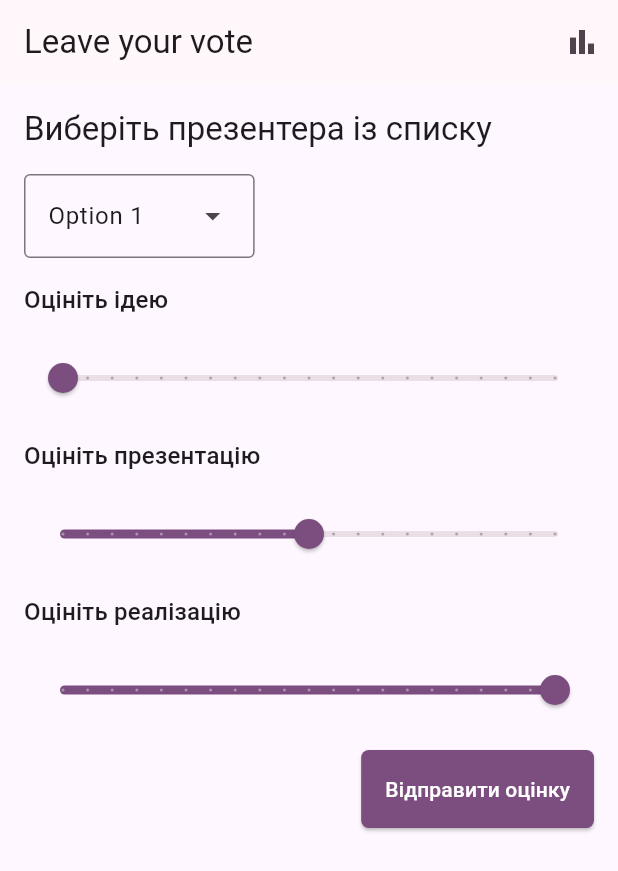
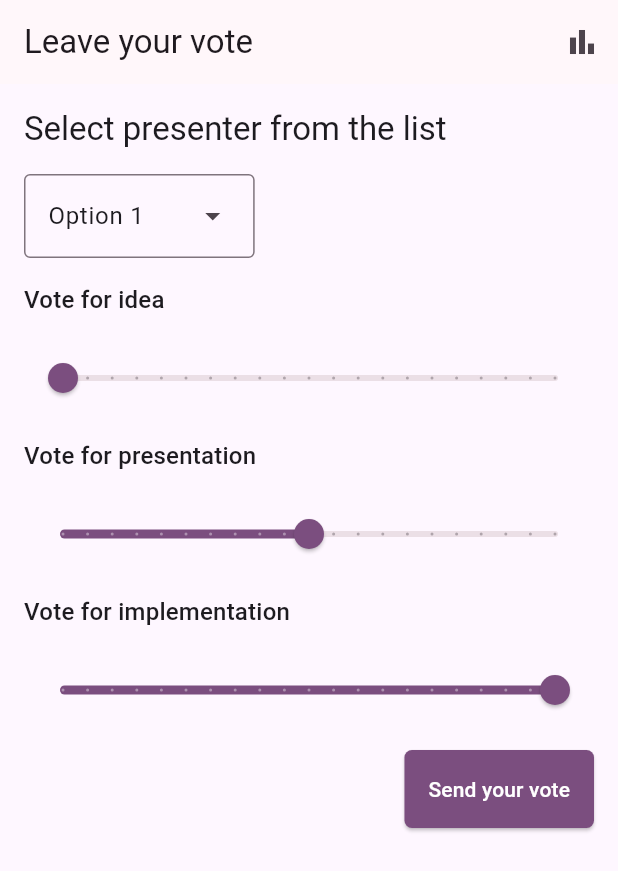
Before and after one commit to VadymPinchuk/simple_survey, a Flutter app: the screen it shows after launch, on a phone screen of 412 x 824 dp. Shown: the top 871 px of the screen. Run offline on Flutter 3.47's test engine with Material 3 defaults, Android fonts, the phone set to English and light mode, and no system bars; our stand-ins replace fl_chart, go_router; generated files the repository leaves out were written again.

Commit message:
Added localisation

```diff
--- a/lib/chart/chart_screen.dart
+++ b/lib/chart/chart_screen.dart
@@ -1,5 +1,6 @@
 import 'package:fl_chart/fl_chart.dart';
 import 'package:flutter/material.dart';
+import 'package:flutter_gen/gen_l10n/app_localizations.dart';
 
 class ChartScreen extends StatefulWidget {
   const ChartScreen({super.key});
@@ -18,9 +19,10 @@ class _ChartScreenState extends State<ChartScreen> {
 
   @override
   Widget build(BuildContext context) {
+    final strings = AppLocalizations.of(context)!;
     return Scaffold(
       appBar: AppBar(
-        title: const Text('Voting results'),
+        title: Text(strings.chart_screen_title),
       ),
       body: Padding(
         padding: const EdgeInsets.all(8.0),
--- /dev/null
+++ b/lib/l10n.yaml
@@ -0,0 +1,3 @@
+arb-dir: lib/l10n
+template-arb-file: app_en.arb
+output-localization-file: app_localizations.dart
--- /dev/null
+++ b/lib/l10n/app_en.arb
@@ -0,0 +1,10 @@
+{
+  "application_title": "Last lesson voting session",
+  "vote_screen_title": "Leave your vote",
+  "vote_select_presenter": "Select presenter from the list",
+  "vote_for_idea": "Vote for idea",
+  "vote_for_presentation": "Vote for presentation",
+  "vote_for_implementation": "Vote for implementation",
+  "vote_send": "Send your vote",
+  "chart_screen_title": "Voting results"
+}
--- /dev/null
+++ b/lib/l10n/app_uk.arb
@@ -0,0 +1,10 @@
+{
+  "application_title": "Сесія голосування на останньому уроці",
+  "vote_screen_title": "Залиште свій голос",
+  "vote_select_presenter": "Виберіть презентера із списку",
+  "vote_for_idea": "Оцініть ідею",
+  "vote_for_presentation": "Оцініть презентацію",
+  "vote_for_implementation": "Оцініть реалізацію",
+  "vote_send": "Відправити оцінку",
+  "chart_screen_title": "Результати голосування"
+}
--- a/lib/main.dart
+++ b/lib/main.dart
@@ -1,5 +1,6 @@
 import 'package:flutter/foundation.dart';
 import 'package:flutter/material.dart';
+import 'package:flutter_gen/gen_l10n/app_localizations.dart';
 import 'package:simple_survey/router.dart';
 
 void main() {
@@ -13,6 +14,8 @@
   Widget build(BuildContext context) {
     return MaterialApp.router(
       routerConfig: kIsWeb ? routerWeb : router,
+      localizationsDelegates: AppLocalizations.localizationsDelegates,
+      supportedLocales: AppLocalizations.supportedLocales,
       theme: ThemeData.light().copyWith(
         colorScheme: ColorScheme.fromSeed(seedColor: Colors.purple),
         brightness: Brightness.light,
@@ -22,7 +25,8 @@
         brightness: Brightness.dark,
       ),
       debugShowCheckedModeBanner: false,
-      title: 'Final lesson voting session',
+      onGenerateTitle: (context) =>
+          AppLocalizations.of(context)!.application_title,
     );
   }
 }
--- a/lib/vote/vote_screen.dart
+++ b/lib/vote/vote_screen.dart
@@ -1,5 +1,6 @@
 import 'package:flutter/foundation.dart';
 import 'package:flutter/material.dart';
+import 'package:flutter_gen/gen_l10n/app_localizations.dart';
 import 'package:go_router/go_router.dart';
 import 'package:simple_survey/router.dart';
 
@@ -19,9 +20,10 @@ class _VoteScreenState extends State<VoteScreen> {
   @override
   Widget build(BuildContext context) {
     final theme = Theme.of(context);
+    final strings = AppLocalizations.of(context)!;
     return Scaffold(
       appBar: AppBar(
-        title: const Text('Leave your vote'),
+        title: Text(strings.vote_screen_title),
         actions: [
           if (!kIsWeb)
             IconButton(
@@ -39,7 +41,7 @@ class _VoteScreenState extends State<VoteScreen> {
             mainAxisAlignment: MainAxisAlignment.center,
             children: <Widget>[
               Text(
-                'Виберіть презентера із списку',
+                strings.vote_select_presenter,
                 style: theme.textTheme.titleLarge,
               ),
               Padding(
@@ -66,7 +68,7 @@ class _VoteScreenState extends State<VoteScreen> {
                 ),
               ),
               Text(
-                'Оцініть ідею',
+                strings.vote_for_idea,
                 style: theme.textTheme.titleMedium,
               ),
               Padding(
@@ -85,7 +87,7 @@ class _VoteScreenState extends State<VoteScreen> {
                 ),
               ),
               Text(
-                'Оцініть презентацію',
+                strings.vote_for_presentation,
                 style: theme.textTheme.titleMedium,
               ),
               Padding(
@@ -104,7 +106,7 @@ class _VoteScreenState extends State<VoteScreen> {
                 ),
               ),
               Text(
-                'Оцініть реалізацію',
+                strings.vote_for_implementation,
                 style: theme.textTheme.titleMedium,
               ),
               Padding(
@@ -135,7 +137,7 @@ class _VoteScreenState extends State<VoteScreen> {
                     ),
                   ),
                   onPressed: () {},
-                  child: Text('Відправити оцінку'),
+                  child: Text(strings.vote_send),
                 ),
               ),
             ],
--- a/pubspec.yaml
+++ b/pubspec.yaml
@@ -36,6 +36,9 @@ dependencies:
   go_router: ^12.1.3
   firebase_core: ^2.24.2
   firebase_database: ^10.3.8
+  flutter_localizations:
+    sdk: flutter
+  intl: any
 
 dev_dependencies:
   flutter_test:
@@ -53,7 +56,7 @@ dev_dependencies:
 
 # The following section is specific to Flutter packages.
 flutter:
-
+  generate: true
   # The following line ensures that the Material Icons font is
   # included with your application, so that you can use the icons in
   # the material Icons class.
```
Also changed, not shown: pubspec.lock.
